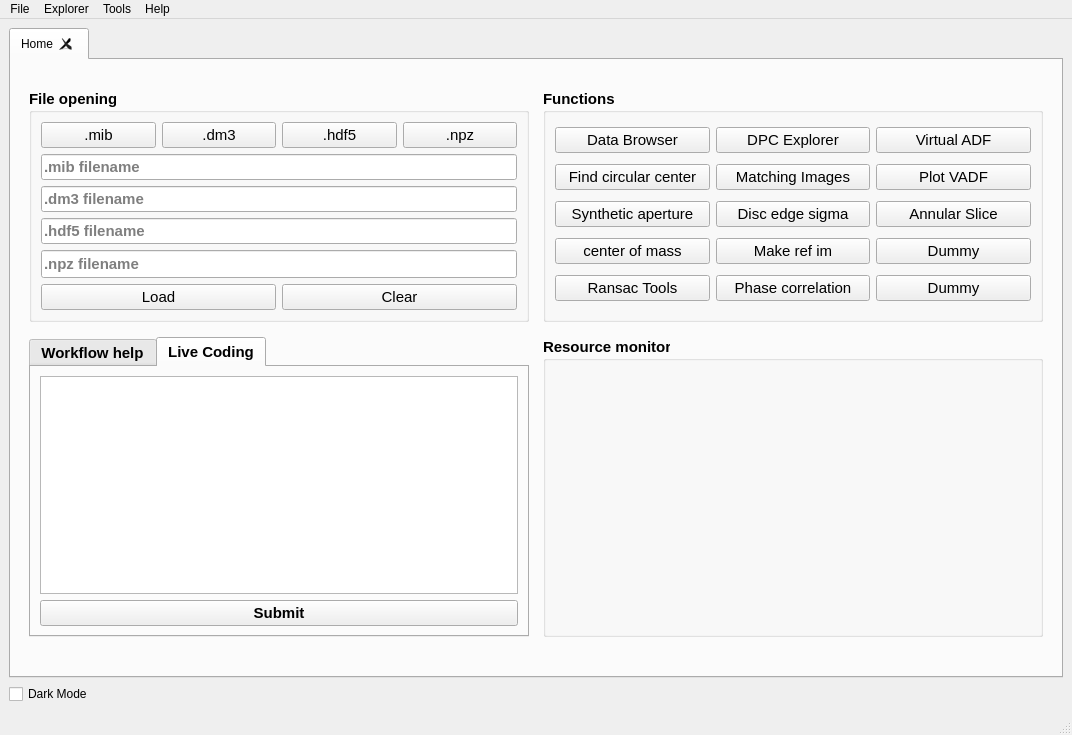
This is fpd_explorer/res/homescreen.ui in CS26-FPD-Explorer/FPD-Explorer as Qt 5 draws it before an edit. The edited form follows.
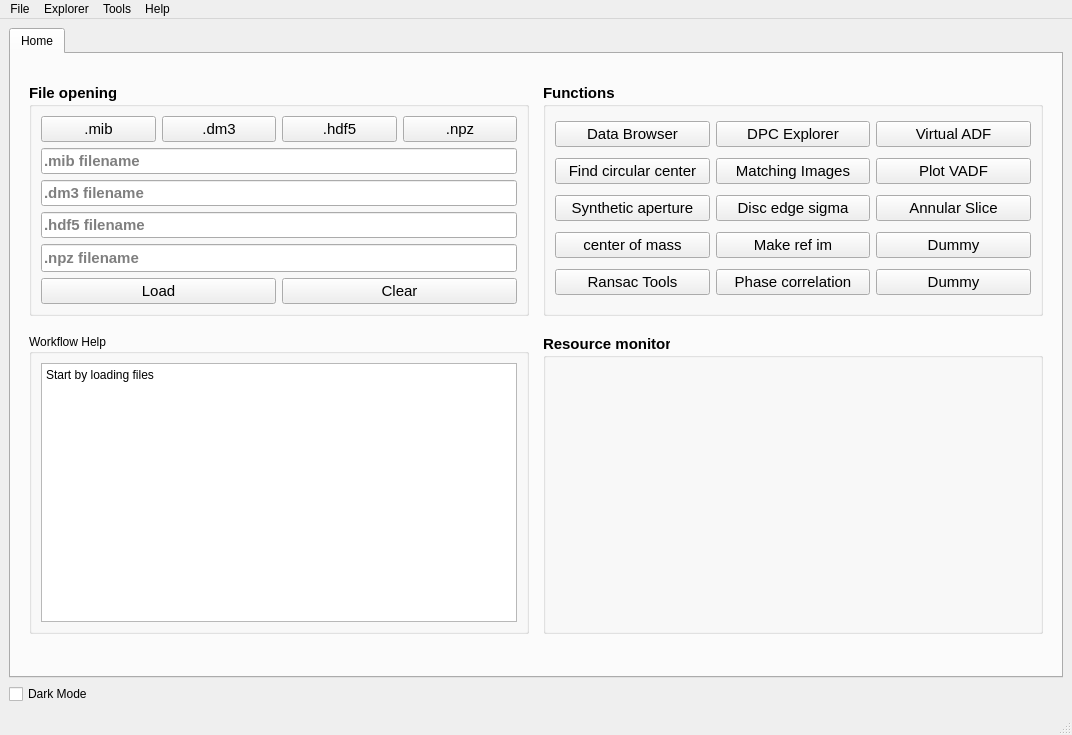
This is the edited form. Custom widgets are drawn as their Qt base class.

Commit message: Added a live coding environment Consist of a new tab with a ipython console

```diff
--- a/fpd_explorer/res/homescreen.ui
+++ b/fpd_explorer/res/homescreen.ui
@@ -20,8 +20,15 @@
    <string>fpd gui</string>
   </property>
   <widget class="QWidget" name="centralwidget">
-   <layout class="QVBoxLayout" name="verticalLayout_2">
-    <item>
+   <layout class="QGridLayout" name="gridLayout_2">
+    <item row="1" column="0">
+     <widget class="QCheckBox" name="dark_mode_button">
+      <property name="text">
+       <string>Dark Mode</string>
+      </property>
+     </widget>
+    </item>
+    <item row="0" column="0">
      <widget class="QTabWidget" name="tabWidget">
       <property name="minimumSize">
        <size>
@@ -33,7 +40,7 @@
        <number>0</number>
       </property>
       <property name="tabsClosable">
-       <bool>true</bool>
+       <bool>false</bool>
       </property>
       <widget class="QWidget" name="home_tab">
        <attribute name="title">
@@ -723,6 +730,9 @@
                <property name="text">
                 <string/>
                </property>
+               <property name="readOnly">
+                <bool>true</bool>
+               </property>
                <property name="placeholderText">
                 <string>.npz filename</string>
                </property>
@@ -799,86 +809,34 @@
          </spacer>
         </item>
         <item row="3" column="1">
-         <widget class="QTabWidget" name="tabWidget_2">
+         <widget class="QGroupBox" name="groupBox">
           <property name="sizePolicy">
            <sizepolicy hsizetype="Expanding" vsizetype="Expanding">
             <horstretch>0</horstretch>
             <verstretch>0</verstretch>
            </sizepolicy>
           </property>
-          <property name="font">
-           <font>
-            <pointsize>11</pointsize>
-            <weight>75</weight>
-            <bold>true</bold>
-            <underline>false</underline>
-           </font>
+          <property name="title">
+           <string>Workflow Help</string>
           </property>
-          <property name="currentIndex">
-           <number>1</number>
-          </property>
-          <property name="documentMode">
-           <bool>false</bool>
-          </property>
-          <property name="tabBarAutoHide">
-           <bool>false</bool>
-          </property>
-          <widget class="QWidget" name="tab">
-           <attribute name="title">
-            <string>Workflow help</string>
-           </attribute>
-           <layout class="QGridLayout" name="gridLayout_6">
-            <item row="0" column="0">
-             <widget class="QPlainTextEdit" name="log_text">
-              <property name="readOnly">
-               <bool>true</bool>
-              </property>
-              <property name="plainText">
-               <string>Start by loading files</string>
-              </property>
-             </widget>
-            </item>
-           </layout>
-          </widget>
-          <widget class="QWidget" name="tab_2">
-           <attribute name="title">
-            <string>Live Coding</string>
-           </attribute>
-           <layout class="QGridLayout" name="gridLayout_2">
-            <item row="0" column="0">
-             <widget class="QTextEdit" name="codeEdit">
-              <property name="font">
-               <font>
-                <pointsize>13</pointsize>
-                <weight>75</weight>
-                <bold>true</bold>
-                <underline>false</underline>
-               </font>
-              </property>
-             </widget>
-            </item>
-            <item row="1" column="0">
-             <widget class="QPushButton" name="pushButton_5">
-              <property name="text">
-               <string>Submit</string>
-              </property>
-             </widget>
-            </item>
-           </layout>
-          </widget>
+          <layout class="QHBoxLayout" name="horizontalLayout_3">
+           <item>
+            <widget class="QPlainTextEdit" name="log_text">
+             <property name="readOnly">
+              <bool>true</bool>
+             </property>
+             <property name="plainText">
+              <string>Start by loading files</string>
+             </property>
+            </widget>
+           </item>
+          </layout>
          </widget>
         </item>
        </layout>
       </widget>
      </widget>
     </item>
-    <item>
-     <widget class="QCheckBox" name="dark_mode_button">
-      <property name="text">
-       <string>Dark Mode</string>
-      </property>
-     </widget>
-    </item>
    </layout>
   </widget>
   <widget class="QMenuBar" name="menubar">
@@ -887,7 +845,7 @@
      <x>0</x>
      <y>0</y>
      <width>1072</width>
-     <height>21</height>
+     <height>22</height>
     </rect>
    </property>
    <widget class="QMenu" name="menuFile">
@@ -927,6 +885,7 @@
     <addaction name="actionData_Browser"/>
     <addaction name="actionDPC_Explorer"/>
     <addaction name="actionVADF_Explorer"/>
+    <addaction name="actionLive_Coding"/>
    </widget>
    <addaction name="menuFile"/>
    <addaction name="menuExplorer"/>
@@ -1014,6 +973,11 @@
     <string>Ctrl+O</string>
    </property>
   </action>
+  <action name="actionLive_Coding">
+   <property name="text">
+    <string>Live Coding</string>
+   </property>
+  </action>
  </widget>
  <customwidgets>
   <customwidget>
```
Left out of the diff: 16 changed lines with no effect on the pictures. The commit also changes 3 other files.
